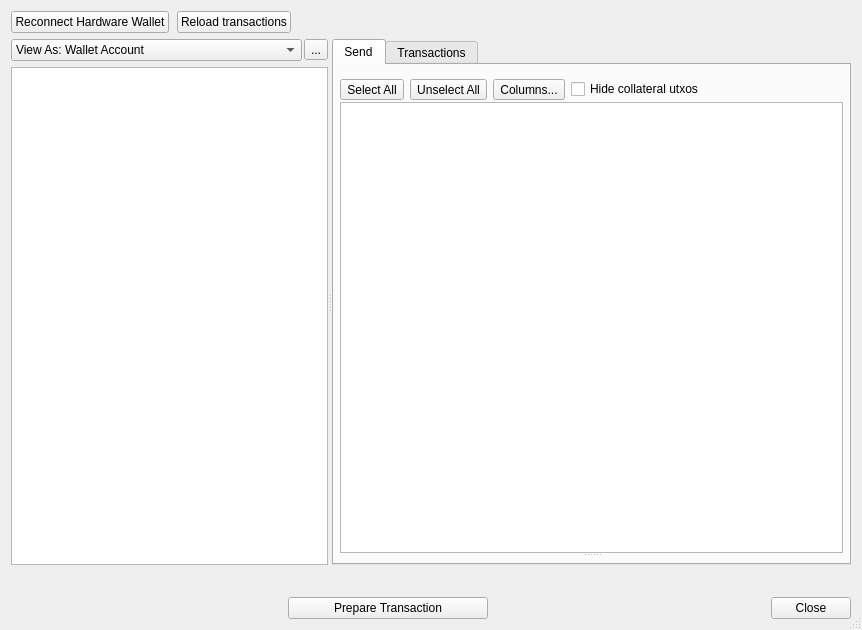
Before: the Qt Designer form src/ui/ui_wallet_dlg.ui in Bertrand256/dash-masternode-tool, drawn with Qt 5.
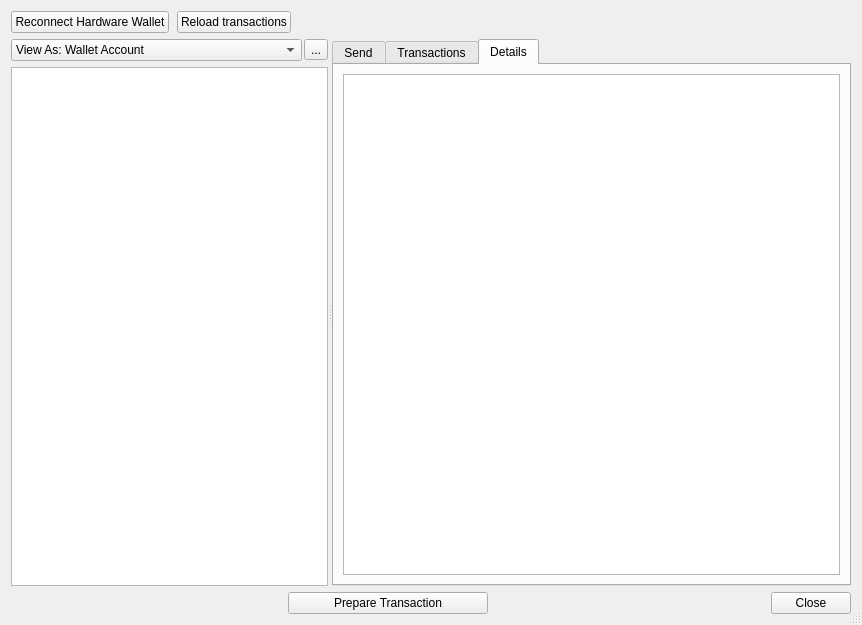
After: the same form once the commit is applied. The open tabs and pages were chosen to show the change.

What changed in the file:
```diff
--- a/src/ui/ui_wallet_dlg.ui
+++ b/src/ui/ui_wallet_dlg.ui
@@ -7,7 +7,7 @@
     <x>0</x>
     <y>0</y>
     <width>862</width>
-    <height>630</height>
+    <height>625</height>
    </rect>
   </property>
   <property name="sizePolicy">
@@ -69,6 +69,35 @@
           </property>
          </widget>
         </item>
+        <item>
+         <widget class="QWidget" name="wdgSpinner" native="true">
+          <property name="minimumSize">
+           <size>
+            <width>32</width>
+            <height>0</height>
+           </size>
+          </property>
+         </widget>
+        </item>
+        <item>
+         <widget class="QLabel" name="lbl_message">
+          <property name="styleSheet">
+           <string notr="true"/>
+          </property>
+          <property name="text">
+           <string/>
+          </property>
+          <property name="wordWrap">
+           <bool>false</bool>
+          </property>
+          <property name="openExternalLinks">
+           <bool>true</bool>
+          </property>
+          <property name="textInteractionFlags">
+           <set>Qt::LinksAccessibleByMouse|Qt::TextSelectableByMouse</set>
+          </property>
+         </widget>
+        </item>
         <item>
          <spacer name="horizontalSpacer_5">
           <property name="orientation">
@@ -461,6 +490,27 @@
               </item>
              </layout>
             </widget>
+            <widget class="QWidget" name="tabDetails">
+             <attribute name="title">
+              <string>Details</string>
+             </attribute>
+             <layout class="QVBoxLayout" name="verticalLayout_7">
+              <item>
+               <layout class="QHBoxLayout" name="horizontalLayout_2">
+                <property name="spacing">
+                 <number>3</number>
+                </property>
+                <item>
+                 <widget class="QTextBrowser" name="edtDetailsAddress">
+                  <property name="sizeAdjustPolicy">
+                   <enum>QAbstractScrollArea::AdjustToContents</enum>
+                  </property>
+                 </widget>
+                </item>
+               </layout>
+              </item>
+             </layout>
+            </widget>
            </widget>
           </item>
          </layout>
@@ -475,51 +525,6 @@
      <property name="spacing">
       <number>12</number>
      </property>
-     <item>
-      <widget class="QLabel" name="lbl_message">
-       <property name="styleSheet">
-        <string notr="true"/>
-       </property>
-       <property name="text">
-        <string/>
-       </property>
-       <property name="wordWrap">
-        <bool>false</bool>
-       </property>
-       <property name="openExternalLinks">
-        <bool>true</bool>
-       </property>
-       <property name="textInteractionFlags">
-        <set>Qt::LinksAccessibleByMouse|Qt::TextSelectableByMouse</set>
-       </property>
-      </widget>
-     </item>
-     <item>
-      <widget class="QLabel" name="lbl_message_2">
-       <property name="text">
-        <string/>
-       </property>
-       <property name="openExternalLinks">
-        <bool>true</bool>
-       </property>
-       <property name="textInteractionFlags">
-        <set>Qt::LinksAccessibleByMouse|Qt::TextSelectableByMouse</set>
-       </property>
-      </widget>
-     </item>
-     <item>
-      <spacer name="horizontalSpacer_8">
-       <property name="orientation">
-        <enum>Qt::Horizontal</enum>
-       </property>
-       <property name="sizeHint" stdset="0">
-        <size>
-         <width>40</width>
-         <height>20</height>
-        </size>
-       </property>
-      </spacer>
-     </item>
     </layout>
    </item>
    <item>
```
Left out of the diff: 6 changed lines with no effect on the pictures.
